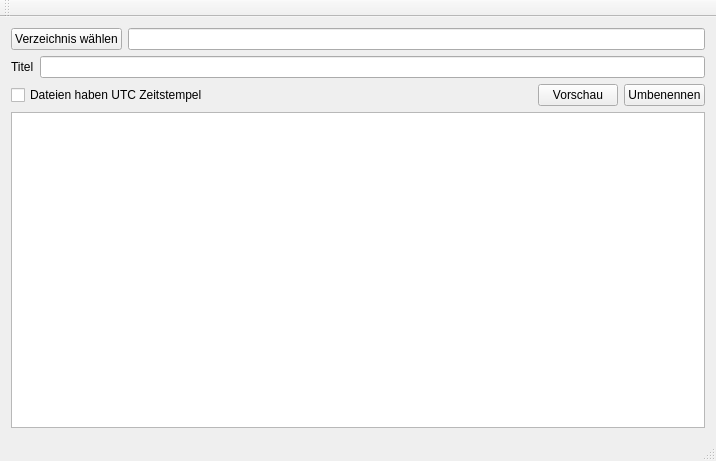
irqmask/mediarenamer, file mainwindow.ui: the form before one commit.
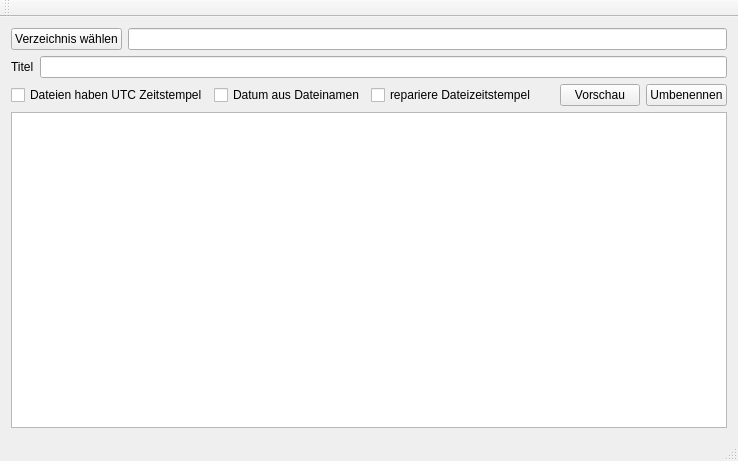
The form after the commit.

Commit message: Add option to get datetime from filename and repair filedate

```diff
--- a/mainwindow.ui
+++ b/mainwindow.ui
@@ -6,7 +6,7 @@
    <rect>
     <x>0</x>
     <y>0</y>
-    <width>716</width>
+    <width>738</width>
     <height>461</height>
    </rect>
   </property>
@@ -54,6 +54,20 @@
           </property>
          </widget>
         </item>
+        <item>
+         <widget class="QCheckBox" name="cbUseFilenameDate">
+          <property name="text">
+           <string>Datum aus Dateinamen</string>
+          </property>
+         </widget>
+        </item>
+        <item>
+         <widget class="QCheckBox" name="cbRepairFileDate">
+          <property name="text">
+           <string>repariere Dateizeitstempel</string>
+          </property>
+         </widget>
+        </item>
         <item>
          <spacer name="horizontalSpacer">
           <property name="orientation">
```
Left out of the diff: 4 changed lines with no effect on the pictures. The commit also changes 4 other files.
